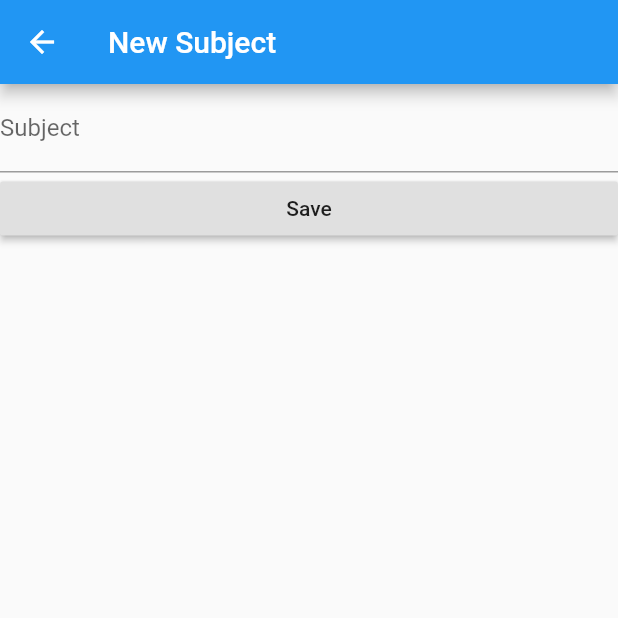
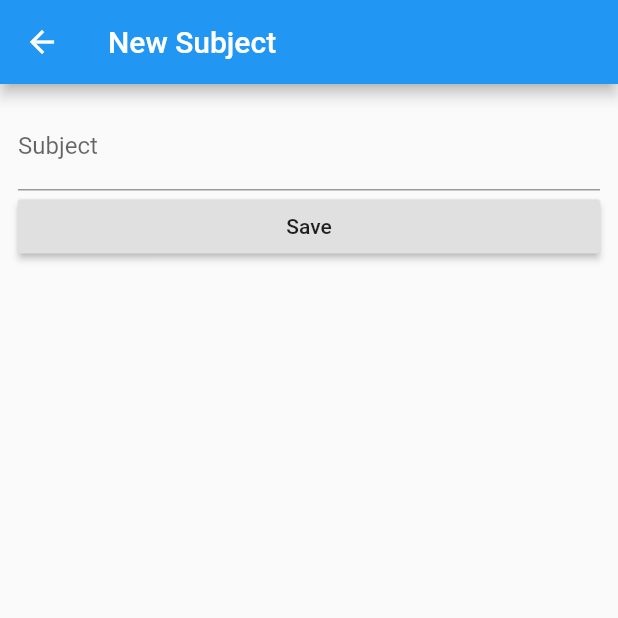
Before and after one commit to dekdew/flutter_assignment_02, a Flutter app: the screen it shows after launch, after a tap on the "add" icon, on a phone screen of 412 x 824 dp, the top half of it. Run offline on Flutter 3.47's test engine with Material 2 defaults, Android fonts, the phone set to English and light mode, and no system bars; our stand-ins replace sqflite; accounts and stored records are empty.

```diff
--- a/lib/main.dart
+++ b/lib/main.dart
@@ -1,6 +1,6 @@
 import 'package:flutter/material.dart';
 
-import './ui/todo.dart';
+import './ui/home.dart';
 import './ui/newSubject.dart';
 
 void main() => runApp(MyApp());
@@ -17,7 +17,7 @@ class MyApp extends StatelessWidget {
       ),
       initialRoute: '/',
       routes: {
-        '/': (context) => Todo(),
+        '/': (context) => Home(),
         '/add': (context) => NewSubject()
       },
     );
--- /dev/null
+++ b/lib/sqflite/database.dart
@@ -0,0 +1,122 @@
+import 'dart:async';
+import 'package:sqflite/sqflite.dart';
+
+final String tableTodo = "todo";
+final String columnId = "_id";
+final String columnSubject = "subject";
+final String columnDone = "done";
+
+class Todo {
+  int _id;
+  String _subject;
+  bool _done = false;
+
+  Map<String, dynamic> toMap() {
+    var map = <String, dynamic>{
+      columnSubject: _subject,
+      columnDone: _done == true ? 1 : 0
+    };
+    if (_id != null) {
+      map[columnId] = _id;
+    }
+
+    return map;
+  }
+
+  Todo({String subject}) {
+    this._subject = subject;
+  }
+
+  set subject(String subject) => this._subject = subject;
+  String get subject => this._subject;
+  set id(int id) => this._id = id;
+  int get id => this._id;
+  set done(bool done) => this._done = done;
+  bool get done => this._done;
+
+  Todo.fromMap(Map<String, dynamic> map) {
+    _id = map[columnId];
+    _subject = map[columnSubject];
+    _done = map[columnDone] == 1;
+  }
+}
+
+class TodoProvider {
+  Database db;
+
+  Future open() async {
+    var databasesPath = await getDatabasesPath();
+    String path = databasesPath + "\todo.db";
+
+    db = await openDatabase(
+      path,
+      version: 1,
+      onCreate: (Database db, int version) async {
+        await db.execute('''
+          CREATE TABLE $tableTodo (
+            $columnId integer primary key autoincrement,
+            $columnSubject text not null,
+            $columnDone integer not null
+          )
+        ''');
+      },
+    );
+  }
+
+  Future<Todo> insert(Todo todo) async {
+    todo.id = await db.insert(tableTodo, todo.toMap());
+
+    return todo;
+  }
+
+  Future<List<Todo>> getTodos() async {
+    var data = await db.query(tableTodo, where: '$columnDone = 0');
+    return data.map((d) => Todo.fromMap(d)).toList();
+  }
+
+  Future<List<Todo>> getDones() async {
+    var data = await db.query(tableTodo, where: '$columnDone = 1');
+    return data.map((d) => Todo.fromMap(d)).toList();
+  }
+
+  Future<Todo> getTodo(int id) async {
+    List<Map> maps = await db.query(
+      tableTodo,
+      columns: [columnId, columnSubject, columnDone],
+      where: '$columnId = ?',
+      whereArgs: [id],
+    );
+
+    if (maps.length > 0) {
+      return new Todo.fromMap(maps.first);
+    }
+
+    return null;
+  }
+
+  Future<void> setTodoDone(Todo todo) async {
+    await db.update(
+      tableTodo,
+      todo.toMap(),
+      where: '$columnId = ?',
+      whereArgs: [todo.id],
+    );
+  }
+
+  Future<int> delete(int id) async {
+    return await db.delete(
+      tableTodo,
+      where: "$columnId = ?",
+      whereArgs: [id],
+    );
+  }
+
+  Future<void> deleteDone() async {
+    await db.delete(
+      tableTodo,
+      where: '$columnDone = 1',
+    );
+  }
+
+  Future close() async => db.close();
+}
--- /dev/null
+++ b/lib/ui/home.dart
@@ -0,0 +1,129 @@
+import 'package:flutter/material.dart';
+import '../sqflite/database.dart';
+
+class Home extends StatefulWidget {
+  @override
+  State<StatefulWidget> createState() {
+    return new HomeState();
+  }
+}
+
+class HomeState extends State {
+  int _index = 0;
+
+  List<Todo> _todoItems = List();
+  List<Todo> _doneItems = List();
+
+  TodoProvider _db;
+
+  HomeState() {
+    _db = TodoProvider();
+  }
+
+  @override
+  void initState() {
+    super.initState();
+    _db.open().then((result) {
+      getTodos();
+    });
+  }
+
+  void getTodos() {
+    _db.getTodos().then((r) {
+      setState(() {
+        _todoItems = r;
+      });
+    });
+  }
+
+  void getDone() {
+    _db.getDones().then((r) {
+      setState(() {
+        _doneItems = r;
+      });
+    });
+  }
+
+  @override
+  Widget build(BuildContext context) {
+    final List<Widget> _children = [
+      _todoItems.length == 0
+          ? Text('No data found...')
+          : ListView(
+              children: _todoItems.map((todo) {
+                return CheckboxListTile(
+                  title: Text(todo.subject),
+                  value: todo.done,
+                  onChanged: (bool value) {
+                    setState(() {
+                      todo.done = value;
+                      _db.setTodoDone(todo);
+                      getTodos();
+                    });
+                  },
+                );
+              }).toList(),
+            ),
+      _doneItems.length == 0
+          ? Text('No data found...')
+          : ListView(
+              children: _doneItems.map((todo) {
+                return CheckboxListTile(
+                  title: Text(todo.subject),
+                  value: todo.done,
+                  onChanged: (bool value) {
+                    setState(() {
+                      todo.done = value;
+                      _db.setTodoDone(todo);
+                      getDone();
+                    });
+                  },
+                );
+              }).toList(),
+            )
+    ];
+
+    final List topBar = <Widget>[
+      IconButton(
+        icon: Icon(Icons.add),
+        onPressed: () {
+          Navigator.pushNamed(context, '/add');
+        },
+      ),
+      IconButton(
+        icon: Icon(Icons.delete),
+        onPressed: () {
+          _db.deleteDone().then((_) {
+            getDone();
+          });
+        },
+      )
+    ];
+
+    return new Scaffold(
+      appBar: AppBar(
+        title: Text("Todo List"),
+        actions: <Widget>[topBar[_index]],
+      ),
+      body: Center(child: _children[_index]),
+      bottomNavigationBar: BottomNavigationBar(
+        currentIndex: _index,
+        items: [
+          BottomNavigationBarItem(icon: Icon(Icons.list), title: Text('Task')),
+          BottomNavigationBarItem(
+              icon: Icon(Icons.done_all), title: Text("Completed"))
+        ],
+        onTap: (int index) {
+          setState(() {
+            _index = index;
+            if (index == 0) {
+              getTodos();
+            } else {
+              getDone();
+            }
+          });
+        },
+      ),
+    );
+  }
+}
--- a/lib/ui/newSubject.dart
+++ b/lib/ui/newSubject.dart
@@ -1,53 +1,70 @@
 import 'package:flutter/material.dart';
+import '../sqflite/database.dart';
 
 class NewSubject extends StatefulWidget {
   @override
-  State<StatefulWidget> createState() {
-    return NewSubjectState();
-  }
+  _NewSubjectState createState() => _NewSubjectState();
 }
 
-class NewSubjectState extends State {
+class _NewSubjectState extends State<NewSubject> {
   final _formKey = GlobalKey<FormState>();
 
-  String subject = '';
+  TodoProvider _db;
+
+  _NewSubjectState() {
+    _db = TodoProvider();
+  }
+
+  @override
+  void initState() {
+    super.initState();
+    _db.open().then((result) {});
+  }
 
   @override
   Widget build(BuildContext context) {
+    TextEditingController subjectController = TextEditingController();
+
+    TextFormField todoTextField = TextFormField(
+      controller: subjectController,
+      decoration: InputDecoration(
+        labelText: "Subject",
+      ),
+      validator: (value) {
+        if (value.isEmpty) {
+          return 'Please enter some text';
+        }
+      },
+    );
+
+    RaisedButton submitButton = RaisedButton(
+      child: const Text('Save'),
+      onPressed: () {
+        if (_formKey.currentState.validate()) {
+          Todo todo = Todo(subject: subjectController.text);
+          _db.insert(todo).then((r) {
+            Navigator.pushReplacementNamed(context, '/');
+          });
+        }
+      },
+    );
+
     return Scaffold(
       appBar: AppBar(
-          title: Text("New Subject"),
+        title: Text('New Subject'),
       ),
       body: Form(
         key: _formKey,
-          child: Center(
-            child: ListView(children: [
-              TextFormField(
-                decoration: InputDecoration(
-                  labelText: "Subject",
+        child: Container(
+          padding: EdgeInsets.all(12.0),
+          child: ListView(
+            children: <Widget>[
+              todoTextField,
+              submitButton,
+            ],
           ),
-                keyboardType: TextInputType.text,
-                onSaved: (value) => subject = value,
-                validator: (value) {
-                  if (value.isEmpty) {
-                    return "Please fill subject";
-                  }
-                },
         ),
-              RaisedButton(
-                child: Text(
-                  'Save',
       ),
-                onPressed: () {
-                  _formKey.currentState.save();
-
-                  if (this._formKey.currentState.validate()) {
-                    print(subject);
-                  }
-                },
-              )
-            ]),
-          ),
-        ));
+    );
   }
 }
--- a/lib/ui/todo.dart
+++ /dev/null
@@ -1,51 +0,0 @@
-import 'package:flutter/material.dart';
-
-class Todo extends StatefulWidget {
-  @override
-  State<StatefulWidget> createState() {
-    return new TodoState();
-  }
-}
-
-class TodoState extends State {
-  int _index = 0;
-
-  final List<Widget> _body = [Text('Todo'), Text('Completed')];
-
-  @override
-  Widget build(BuildContext context) {
-    final List topbar = <Widget>[
-      IconButton(
-        icon: Icon(Icons.add),
-        onPressed: () {
-          Navigator.pushNamed(context, '/add');
-        },
-      ),
-      IconButton(
-        icon: Icon(Icons.delete),
-        onPressed: () {},
-      )
-    ];
-
-    return new Scaffold(
-      appBar: AppBar(
-        title: Text("Todo"),
-        actions: <Widget>[topbar[_index]],
-      ),
-      body: Center(child: _body[_index]),
-      bottomNavigationBar: BottomNavigationBar(
-        currentIndex: _index,
-        items: [
-          BottomNavigationBarItem(icon: Icon(Icons.list), title: Text('Task')),
-          BottomNavigationBarItem(
-              icon: Icon(Icons.done_all), title: Text("Completed"))
-        ],
-        onTap: (int index) {
-          setState(() {
-            _index = index;
-          });
-        },
-      ),
-    );
-  }
-}
--- a/pubspec.yaml
+++ b/pubspec.yaml
@@ -20,7 +20,7 @@ dependencies:
   # Use with the CupertinoIcons class for iOS style icons.
   cupertino_icons: ^0.1.2
 
-  shared_preferences: ^0.4.3
+  sqflite: ^1.1.0
 
 dev_dependencies:
   flutter_test:
```
Also changed, not shown: lib/ui/task.dart (added, +21 -0 lines). Lines whose indentation alone changed are shown as unchanged.
